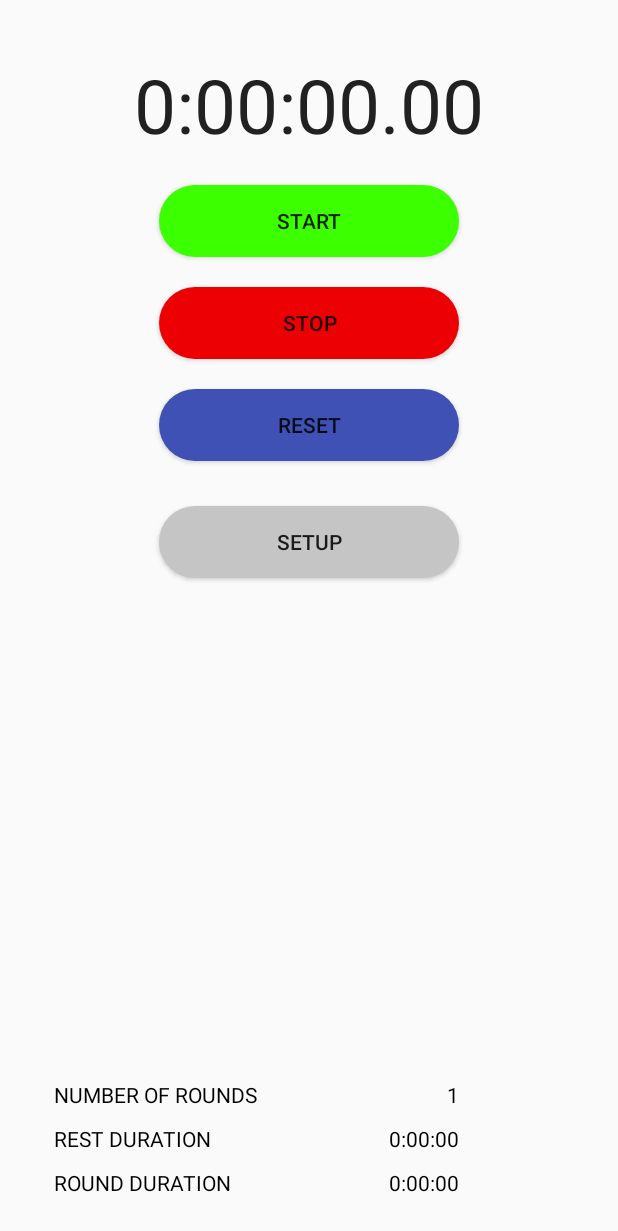
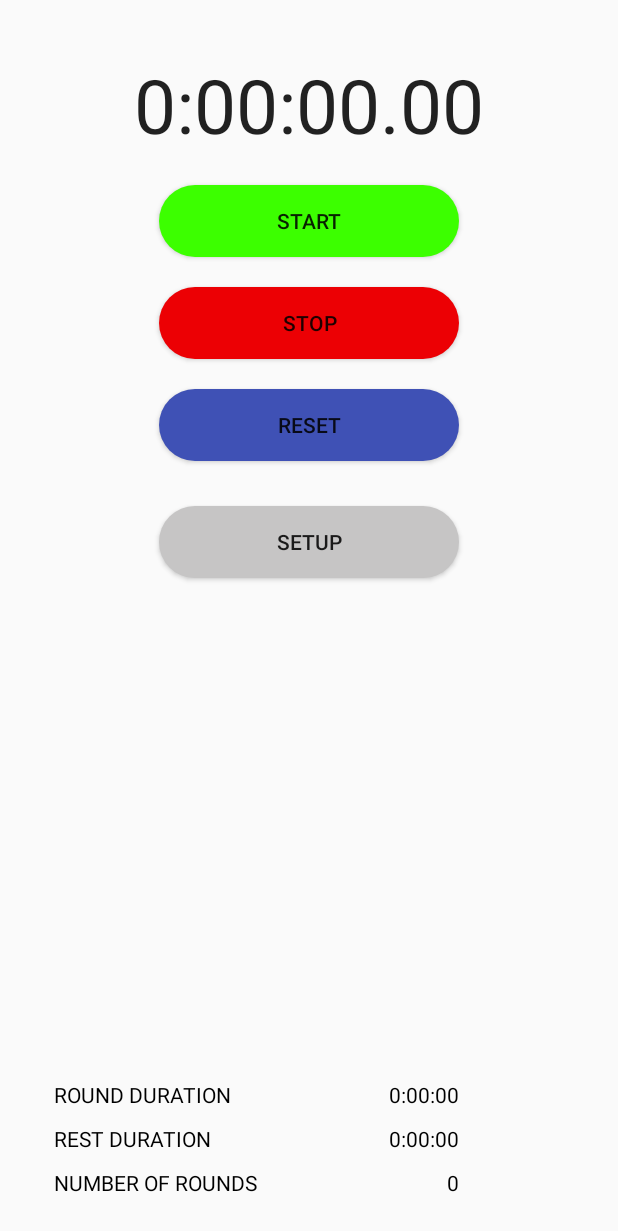
Before and after one commit to DenisUdot/StopWatch, an Android app: the screen it shows after launch (StopwatchActivity), after a tap on "RESET", on a phone screen of 412 x 824 dp. Shown: the top 1231 px of the screen. Run offline under Robolectric (Android 15) with nearby library versions, the phone set to English and light mode, and no system bars.

```diff
--- a/app/src/main/java/com/denisudotgmail/stopwatch/Stopwatch.java
+++ b/app/src/main/java/com/denisudotgmail/stopwatch/Stopwatch.java
@@ -15,8 +15,8 @@ import java.util.concurrent.TimeUnit;
 
 public class Stopwatch {
     private MediaPlayer mp;
-    private long hours,minutes,seconds,now,milliseconds,calcTime,mill,timeStop;
-    private int numberOfRound=1;
+    private long hours,savedRoundTime ,minutes, savedRestTime, seconds, now, milliseconds, calcTime, mill, timeStop;
+    private int savedNumberOfRound, numberOfRound=1;
     private long restTime=0;
     private long roundTime=86400000;
     private long setTime;
@@ -92,48 +92,51 @@ public class Stopwatch {
         running=false;
         wasRunning=running;
         calcTime=0;
-        numberOfRound=1;
-        restTime=0;
-        roundTime=86400000;
+        numberOfRound=savedNumberOfRound;
+        restTime=savedRestTime;
+        roundTime=savedRoundTime;
     }
     public void setRoundTime(long roundTime){
-        this.roundTime=roundTime;
+        savedRoundTime=roundTime;
+        this.roundTime=savedRoundTime;
         running=false;
         wasRunning=running;
         calcTime=0;
     }
     public void setRestTime(long restTime){
-        this.restTime=restTime;
+        savedRestTime=restTime;
+        this.restTime=savedRestTime;
         running=false;
         wasRunning=running;
         calcTime=0;
     }
     public void setNumberOfRound(int numberOfRound){
-        this.numberOfRound=numberOfRound;
+        savedNumberOfRound=numberOfRound;
+        this.numberOfRound=savedNumberOfRound;
         running=false;
         wasRunning=running;
         calcTime=0;
     }
     public String getRoundTime(){
-        if(convert(roundTime)==null){
+        if(convert(savedRoundTime)==null){
             return "mistake";
         }
         else{
 
-            return convert(roundTime);
+            return convert(savedRoundTime);
         }
     }
     public String getRestTime(){
-        if(convert(restTime)==null){
+        if(convert(savedRestTime)==null){
             return "mistake";
         }
         else{
 
-            return convert(restTime);
+            return convert(savedRestTime);
         }
     }
     public int getNumberOfRound(){
-        return numberOfRound;
+        return savedNumberOfRound;
     }
 
     private String convert(long number){
--- a/app/src/main/java/com/denisudotgmail/stopwatch/StopwatchActivity.java
+++ b/app/src/main/java/com/denisudotgmail/stopwatch/StopwatchActivity.java
@@ -5,10 +5,6 @@ import android.content.Intent;
 import android.os.Bundle;
 import android.view.View;
 import android.widget.TextView;
-
-
-
-
 
 public class StopwatchActivity extends Activity {
     private Stopwatch timer;
@@ -46,4 +42,4 @@ public class StopwatchActivity extends Activity {
            roundDuration.setText(timer.getRoundTime());
            restDuration.setText(timer.getRestTime());
     }
-}
+ }
--- a/app/src/main/res/layout/activity_stopwatch.xml
+++ b/app/src/main/res/layout/activity_stopwatch.xml
@@ -65,13 +65,13 @@
     <TextView
         android:layout_width="wrap_content"
         android:layout_height="wrap_content"
-        android:id="@+id/roundTimeView"
-        android:text="@string/round_duration"
+        android:id="@+id/numberOfRoundView"
+        android:text="@string/number_of_rounds"
         android:textColor="@color/fontColor"
-        android:layout_alignParentBottom="true"
         android:layout_marginTop="10dp"
         android:layout_marginLeft="20dp"
-        android:layout_marginBottom="10dp"/>
+        android:layout_marginBottom="10dp"
+        android:layout_alignParentBottom="true"/>
     <TextView
         android:layout_width="wrap_content"
         android:layout_height="wrap_content"
@@ -79,16 +79,19 @@
         android:text="@string/rest_duration"
         android:textColor="@color/fontColor"
         android:layout_marginTop="10dp"
-        android:layout_alignLeft="@id/roundTimeView"
-        android:layout_above="@id/roundTimeView"/>
+        android:layout_alignLeft="@id/numberOfRoundView"
+        android:layout_above="@id/numberOfRoundView"/>
     <TextView
         android:layout_width="wrap_content"
         android:layout_height="wrap_content"
-        android:id="@+id/numberOfRoundView"
-        android:text="@string/number_of_rounds"
+        android:id="@+id/roundTimeView"
+        android:text="@string/round_duration"
         android:textColor="@color/fontColor"
+        android:layout_marginTop="10dp"
+        android:layout_alignLeft="@id/restTimeView"
         android:layout_above="@id/restTimeView"
-        android:layout_alignLeft="@id/roundTimeView" />
+     />
+
     <TextView
         android:layout_width="wrap_content"
         android:layout_height="wrap_content"
--- a/app/src/main/res/values/strings.xml
+++ b/app/src/main/res/values/strings.xml
@@ -1,5 +1,5 @@
 <resources>
-    <string name="app_name">Stopwatch</string>
+    <string name="app_name">Fitness stopwatch</string>
     <string name="start">START</string>
     <string name="stop">STOP</string>
     <string name="reset">RESET</string>
```
Also changed, not shown: 4 other files.
